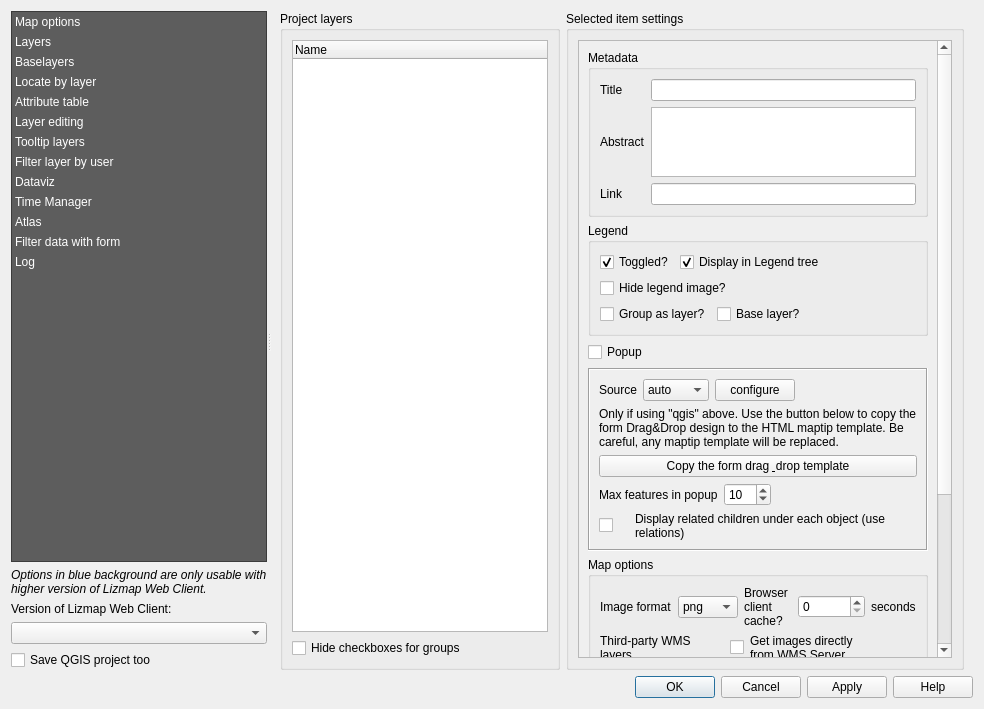
Old version of the form lizmap/resources/ui/ui_lizmap.ui in the repository 3liz/lizmap-plugin.
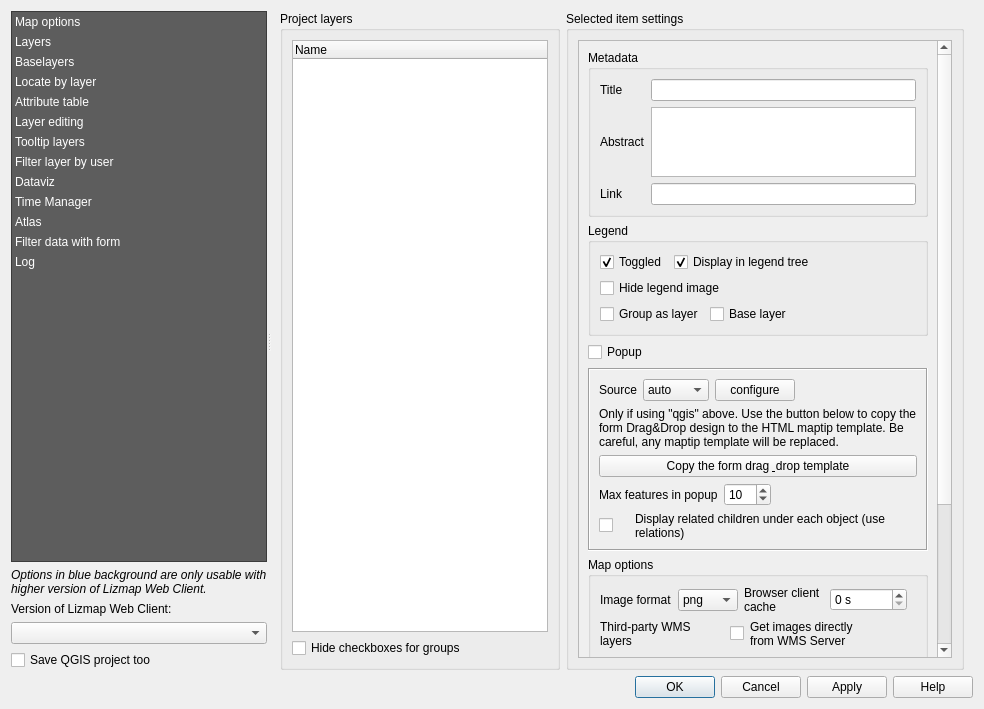
New version of the form. The open tabs and pages were chosen to show the change. Custom widgets are drawn as their Qt base class.

Commit message: review HIG in Lizmap dialog

Patch:
```diff
--- a/lizmap/resources/ui/ui_lizmap.ui
+++ b/lizmap/resources/ui/ui_lizmap.ui
@@ -997,7 +997,7 @@
                               <string>If the layer is displayed by default</string>
                              </property>
                              <property name="text">
-                              <string>Toggled?</string>
+                              <string>Toggled</string>
                              </property>
                              <property name="checked">
                               <bool>true</bool>
@@ -1010,7 +1010,7 @@
                               <string>If the layer is displayed in the legend</string>
                              </property>
                              <property name="text">
-                              <string>Display in Legend tree</string>
+                              <string>Display in legend tree</string>
                              </property>
                              <property name="checked">
                               <bool>true</bool>
@@ -1038,7 +1038,7 @@
                             <string>If we want to hide the legend content of the layer in the legend panel</string>
                            </property>
                            <property name="text">
-                            <string>Hide legend image?</string>
+                            <string>Hide legend image</string>
                            </property>
                           </widget>
                          </item>
@@ -1050,14 +1050,14 @@
                               <string>Useful for groups, we want to manage all layers inluded in the group as a single layer</string>
                              </property>
                              <property name="text">
-                              <string>Group as layer?</string>
+                              <string>Group as layer</string>
                              </property>
                             </widget>
                            </item>
                            <item>
                             <widget class="QCheckBox" name="cbLayerIsBaseLayer">
                              <property name="text">
-                              <string>Base layer?</string>
+                              <string>Base layer</string>
                              </property>
                             </widget>
                            </item>
@@ -1295,7 +1295,7 @@
                            <item>
                             <widget class="QLabel" name="label_18">
                              <property name="text">
-                              <string>Browser client cache?</string>
+                              <string>Browser client cache</string>
                              </property>
                              <property name="wordWrap">
                               <bool>true</bool>
@@ -1304,18 +1304,14 @@
                            </item>
                            <item>
                             <widget class="QSpinBox" name="inClientCacheExpiration">
+                             <property name="suffix">
+                              <string> s</string>
+                             </property>
                              <property name="maximum">
                               <number>2592000</number>
                              </property>
                             </widget>
                            </item>
-                           <item>
-                            <widget class="QLabel" name="label_20">
-                             <property name="text">
-                              <string>seconds</string>
-                             </property>
-                            </widget>
-                           </item>
                            <item>
                             <spacer name="horizontalSpacer_25">
                              <property name="orientation">
@@ -1387,7 +1383,7 @@
                             <string>If Lizmap must call this layer as a single tile. This is incompatible with server tile cache.</string>
                            </property>
                            <property name="text">
-                            <string>Single Tile?</string>
+                            <string>Single tile</string>
                            </property>
                            <property name="checked">
                             <bool>true</bool>
@@ -1416,7 +1412,7 @@
                          <item>
                           <widget class="QLabel" name="label_12">
                            <property name="text">
-                            <string>Expiration (seconds)</string>
+                            <string>Expiration</string>
                            </property>
                            <property name="wordWrap">
                             <bool>true</bool>
@@ -1425,6 +1421,9 @@
                          </item>
                          <item>
                           <widget class="QSpinBox" name="inCacheExpiration">
+                           <property name="suffix">
+                            <string> s</string>
+                           </property>
                            <property name="maximum">
                             <number>2592000</number>
                            </property>
```
